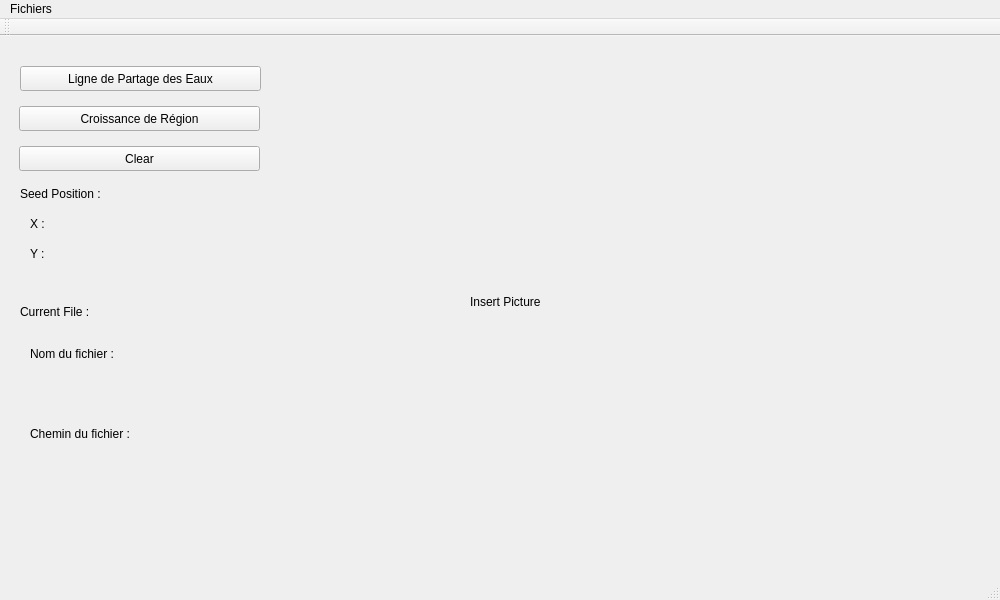
Old version of the form link_py/mainwindow.ui in the repository Hippog1t/QT_segmentation_DICOM.
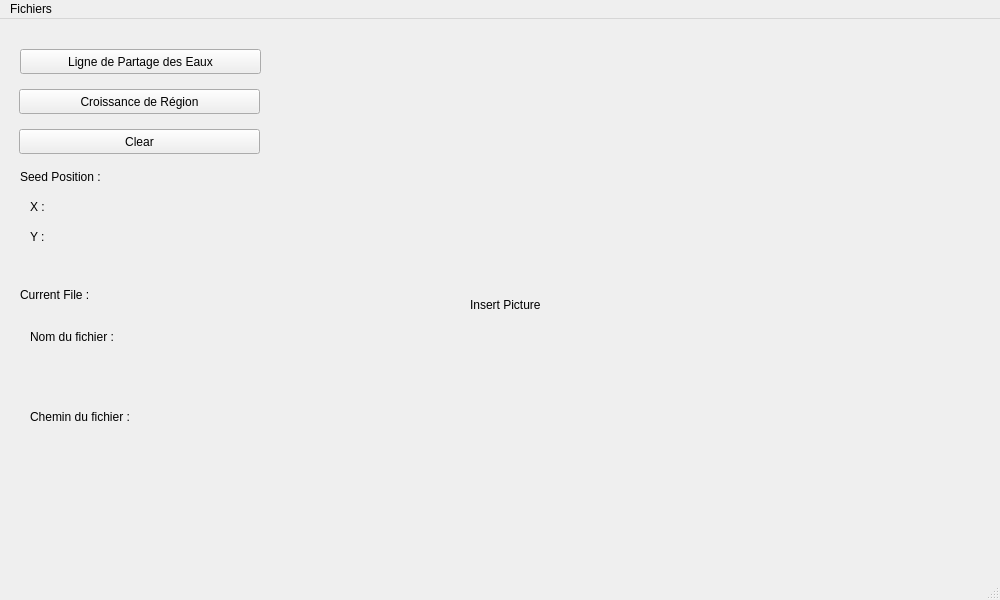
New version of the form.

Commit message: petit changement au niveau de la detection du clic

```diff
--- a/link_py/mainwindow.ui
+++ b/link_py/mainwindow.ui
@@ -30,7 +30,7 @@
     <property name="geometry">
      <rect>
       <x>470</x>
-      <y>10</y>
+      <y>30</y>
       <width>512</width>
       <height>512</height>
      </rect>
@@ -251,14 +251,6 @@
    </widget>
    <addaction name="menuFichiers"/>
   </widget>
-  <widget class="QToolBar" name="mainToolBar">
-   <attribute name="toolBarArea">
-    <enum>TopToolBarArea</enum>
-   </attribute>
-   <attribute name="toolBarBreak">
-    <bool>false</bool>
-   </attribute>
-  </widget>
   <widget class="QStatusBar" name="statusBar"/>
   <action name="actionImporter_fichier_dcm">
    <property name="text">
```
The commit also changes 2 other files.
